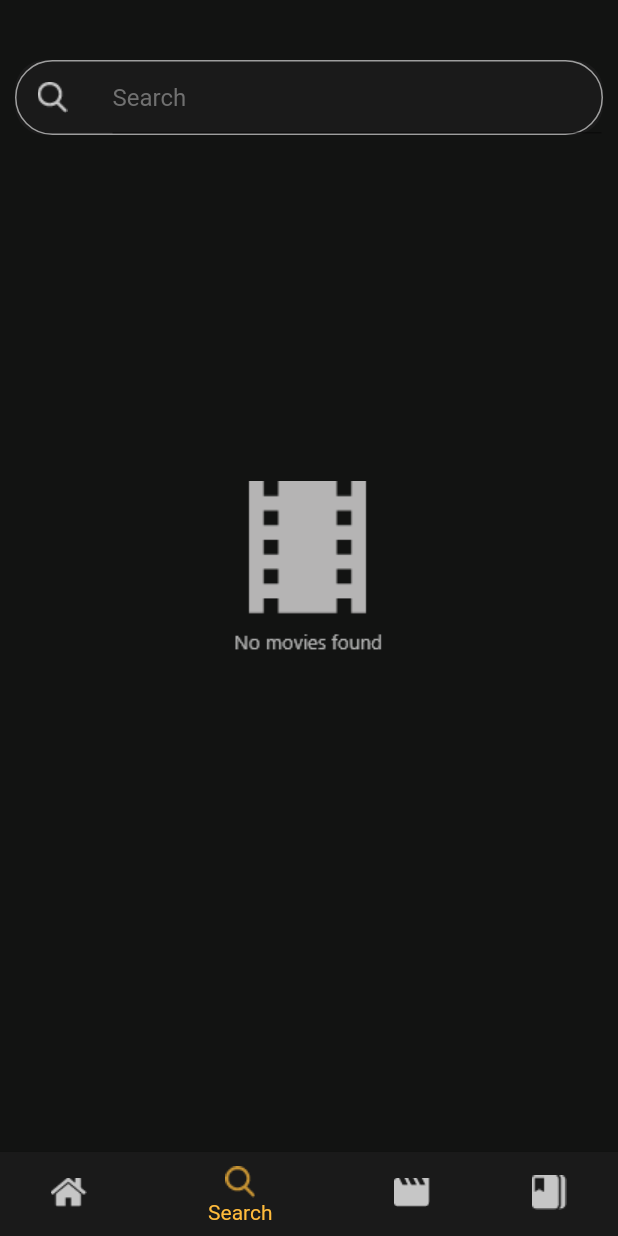
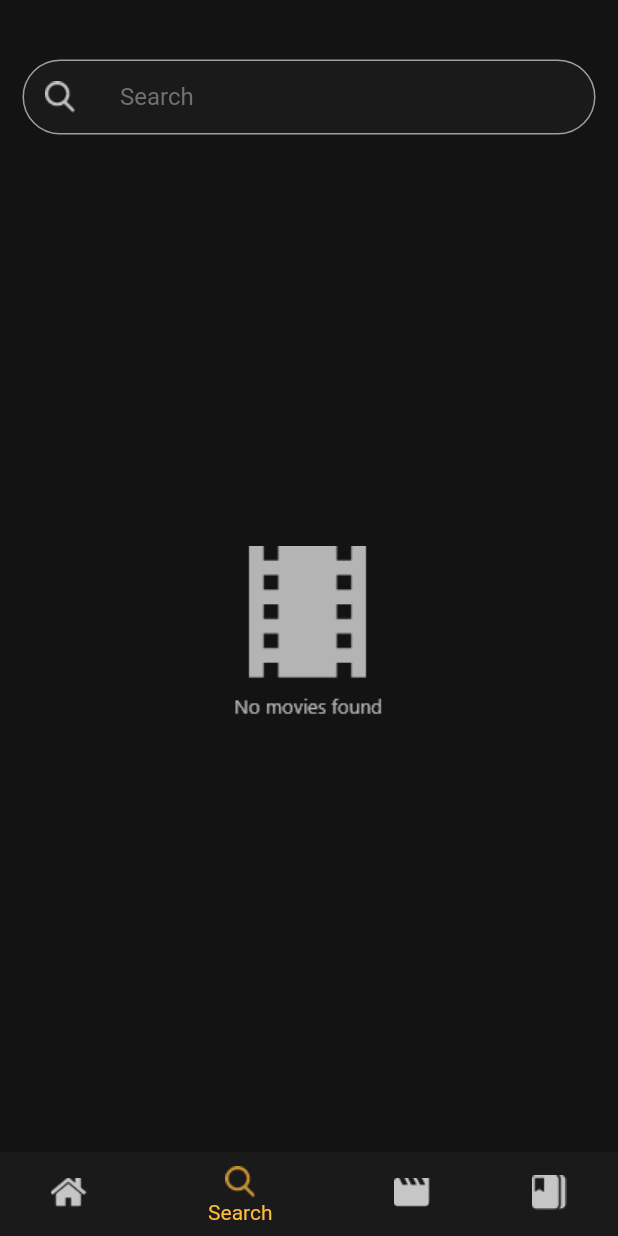
Before and after one commit to mohamed657/Movies_App, a Flutter app: the screen it shows after launch, item 2 of the bottom bar chosen, on a phone screen of 412 x 824 dp. Run offline on Flutter 3.47's test engine with Material 2 defaults, Android fonts, the phone set to English and light mode, and no system bars.

Commit message:
Edit SearchTap size & border textfilled

```diff
--- a/lib/Ui/Search/Search_Tap.dart
+++ b/lib/Ui/Search/Search_Tap.dart
@@ -5,20 +5,15 @@ class Search_Tap extends StatelessWidget {
   @override
   Widget build(BuildContext context) {
     return Container(
-      margin: EdgeInsets.all(10),
+      margin: EdgeInsets.all(15),
       child: Column(
         mainAxisAlignment: MainAxisAlignment.start,
         crossAxisAlignment: CrossAxisAlignment.center,
         children: [
           SizedBox(
-            height: 30,
+            height: MediaQuery.of(context).size.height * 0.03,
           ),
           Container(
-              decoration: BoxDecoration(
-                  borderRadius: BorderRadius.circular(20),
-                  border: Border(),
-                  color: MyThemeData.bottomNvigationcolotr),
-              child: Container(
               decoration: BoxDecoration(
                   borderRadius: BorderRadius.circular(30),
                   border: Border(
@@ -26,12 +21,11 @@ class Search_Tap extends StatelessWidget {
                     bottom: BorderSide(color: Colors.grey, width: 1),
                     left: BorderSide(color: Colors.grey, width: 1),
                     right: BorderSide(color: Colors.grey, width: 1),
-                    )),
+                  ),
+                  color: MyThemeData.bottomNvigationcolotr),
               child: TextField(
                 decoration: InputDecoration(
-                      disabledBorder: UnderlineInputBorder(
-                          borderRadius: BorderRadius.circular(30),
-                          borderSide: BorderSide(color: Colors.transparent)),
+                    border: InputBorder.none,
                     icon: IconButton(
                       splashColor: Colors.transparent,
                       onPressed: () {},
@@ -44,11 +38,12 @@ class Search_Tap extends StatelessWidget {
                       color: Color.fromARGB(255, 112, 112, 112),
                     ),
                     hintText: 'Search'),
-                ),
               )),
-          Image.asset(
+          Expanded(
+            child: Image.asset(
               'assets/images/notfoundicon.png',
               height: MediaQuery.of(context).size.height * 0.7,
+            ),
           )
         ],
       ),
```
Lines whose indentation alone changed are shown as unchanged.
